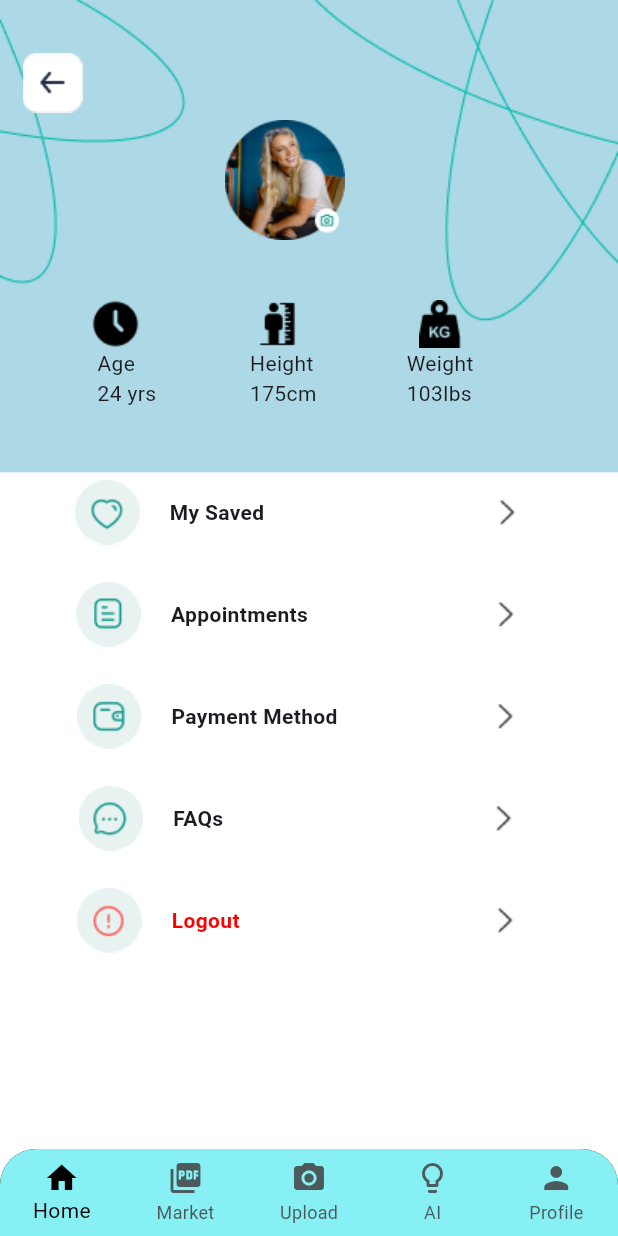
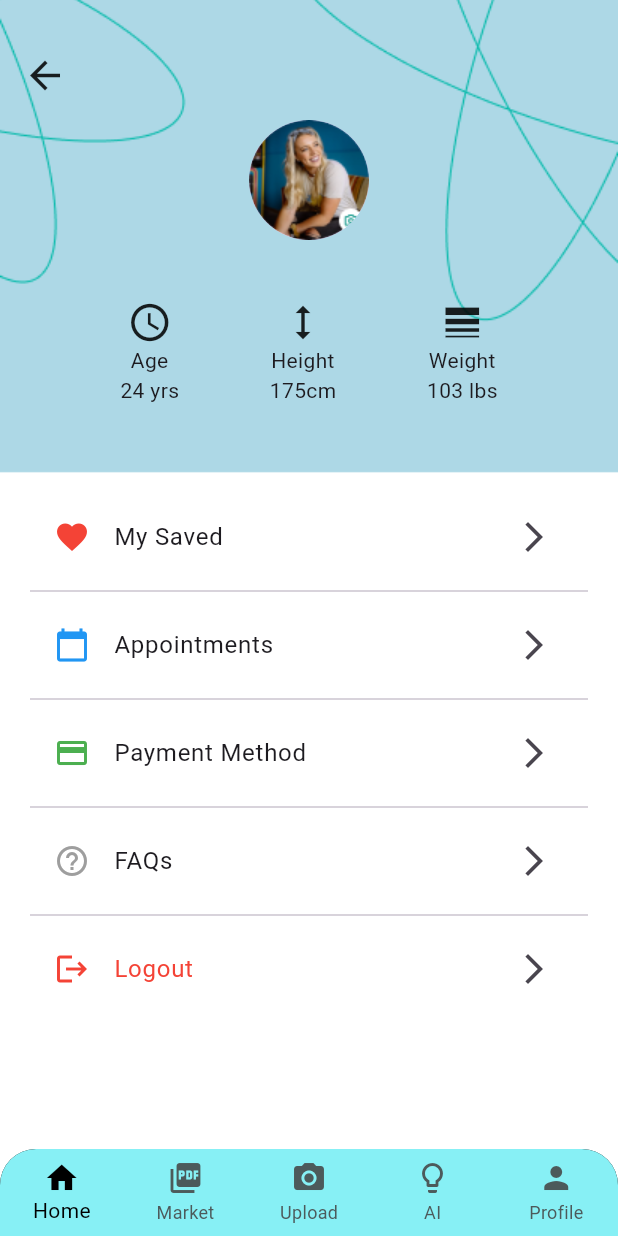
Before and after one commit to HeshanNavindu-7/MedAssist-frontend, a Flutter app: the ProfilePage screen opened directly, on a phone screen of 412 x 824 dp. Run offline on Flutter 3.47's test engine with Material 3 defaults, Android fonts, the phone set to English and light mode, and no system bars; our stand-ins replace camera, file_picker; network calls fail; project files that could hold a hidden picture were left out.

Commit message:
design up1.0

```diff
--- a/FrontEnd/lib/screens/ImageUploaderPage.dart
+++ b/FrontEnd/lib/screens/ImageUploaderPage.dart
@@ -30,7 +30,7 @@ class _ImageUploaderState extends State<ImageUploader> {
   }
 
   Future<void> _fetchUserId() async {
-    final response = await http.get(Uri.parse('http://10.0.2.2:8000/users/'));
+    final response = await http.get(Uri.parse('http://192.168.8.135/users/'));
 
     if (response.statusCode == 200) {
       final Map<String, dynamic> data = jsonDecode(response.body);
--- a/FrontEnd/lib/screens/medassistai.dart
+++ b/FrontEnd/lib/screens/medassistai.dart
@@ -40,6 +40,7 @@ class _MedAssistAiState extends State<MedAssistAi> {
   Widget build(BuildContext context) {
     return Scaffold(
       appBar: AppBar(
+        backgroundColor: const Color.fromARGB(255, 173, 216, 230),
         title: const Text('MedAssist AI'),
         centerTitle: true,
         leading: IconButton(
--- a/FrontEnd/lib/screens/pdfuploader.dart
+++ b/FrontEnd/lib/screens/pdfuploader.dart
@@ -171,7 +171,9 @@ class _PdfUploaderState extends State<PdfUploader> {
   Widget build(BuildContext context) {
     return Scaffold(
       appBar: AppBar(
-        title: Text('Camera and PDF Uploader'),
+        backgroundColor: const Color.fromARGB(255, 173, 216, 230),
+        centerTitle: true,
+        title: Text(' PDF Uploader'),
       ),
       body: Center(
         child: isLoading
--- a/FrontEnd/lib/screens/profilepage.dart
+++ b/FrontEnd/lib/screens/profilepage.dart
@@ -41,25 +41,19 @@ class ProfilePageState extends State<ProfilePage> {
   }
 
   Future<void> _handleLogout(BuildContext context) async {
-    // Your backend logout URL
     const String logoutUrl = 'http://192.168.8.135:8000/log-out/';
 
     try {
-      // Make POST request to logout URL
       final response = await http.post(Uri.parse(logoutUrl));
 
-      // Check if request was successful
       if (response.statusCode == 200) {
-        // Parse the response message
         final responseData = jsonDecode(response.body);
         final message = responseData['success'];
 
-        // Show the response message
         ScaffoldMessenger.of(context).showSnackBar(SnackBar(
           content: Text(message),
         ));
 
-        // Navigate back to the sign-up page
         Navigator.pushReplacement(
           context,
           MaterialPageRoute(
@@ -67,14 +61,12 @@ class ProfilePageState extends State<ProfilePage> {
           ),
         );
       } else {
-        // Show error message if request fails
         ScaffoldMessenger.of(context).showSnackBar(const SnackBar(
           content: Text('Failed to logout. Please try again.'),
         ));
       }
     } catch (e) {
       print(e);
-      // Show error message if an exception occurs
       ScaffoldMessenger.of(context).showSnackBar(SnackBar(
         content: Text('An error occurred: $e'),
       ));
@@ -94,92 +86,69 @@ class ProfilePageState extends State<ProfilePage> {
         ),
         child: Stack(
           children: [
-            // Navigation Bar
             Positioned(
               bottom: 0,
               left: 0,
               right: 0,
               child: CustomBottomNavigationBar(),
             ),
-            // Girl photo and name
             Positioned(
               top: 80,
-              left: 150,
-              child: GestureDetector(
-                onTap: () {
-                  Navigator.pushReplacement(
-                    context,
-                    MaterialPageRoute(
-                      builder: (context) => const Profile(),
-                    ),
-                  );
-                },
-                child: Image(image: AssetImage('assets/profilegirl.png')),
-              ),
-            ),
-
-            Positioned(
-              top: 170,
               left: 0,
               right: 0,
               child: Column(
                 crossAxisAlignment: CrossAxisAlignment.center,
                 children: [
+                  CircleAvatar(
+                    radius: 40,
+                    backgroundImage: AssetImage(
+                        'assets/profilegirl.png'), // Use an icon if you want to remove this image
+                  ),
+                  const SizedBox(height: 10),
                   Text(
                     userName ?? '',
-                    textAlign: TextAlign.center,
-                    style: const TextStyle(fontWeight: FontWeight.bold),
+                    style: const TextStyle(
+                      fontWeight: FontWeight.bold,
+                      fontSize: 18,
+                    ),
                   ),
                 ],
               ),
             ),
-            // Icons
             const Positioned(
               top: 200,
               left: 50,
+              right: 50,
               child: Row(
+                mainAxisAlignment: MainAxisAlignment.spaceAround,
                 children: [
                   Column(
                     children: [
-                      Padding(
-                        padding: EdgeInsets.only(top: 0),
-                        child: Image(image: AssetImage('assets/clock 1.png')),
-                      ),
-                      Text('    Age\n    24 yrs'),
+                      Icon(Icons.access_time, size: 30),
+                      Text('Age\n24 yrs', textAlign: TextAlign.center),
                     ],
-                  ),
-                  SizedBox(
-                    width: 55,
                   ),
                   Column(
                     children: [
-                      Padding(
-                        padding: EdgeInsets.only(top: 0),
-                        child: Image(image: AssetImage('assets/height 2.png')),
-                      ),
-                      Text('  Height\n  175cm'),
+                      Icon(Icons.height, size: 30),
+                      Text('Height\n175cm', textAlign: TextAlign.center),
                     ],
-                  ),
-                  SizedBox(
-                    width: 60,
                   ),
                   Column(
                     children: [
-                      Padding(
-                        padding: EdgeInsets.only(top: 0),
-                        child: Image(image: AssetImage('assets/weight 1.png')),
-                      ),
-                      Text('Weight\n103lbs'),
+                      Icon(Icons.line_weight, size: 30),
+                      Text('Weight\n103 lbs', textAlign: TextAlign.center),
                     ],
                   ),
                 ],
               ),
             ),
             Positioned(
-              top: 320,
+              top: 330,
+              left: 20,
+              right: 20,
               child: Column(
                 children: [
-                  // My Saved Part
                   GestureDetector(
                     onTap: () {
                       Navigator.pushReplacement(
@@ -189,34 +158,15 @@ class ProfilePageState extends State<ProfilePage> {
                         ),
                       );
                     },
-                    child: const Row(
-                      children: [
-                        SizedBox(
-                          width: 50,
-                        ),
-                        Image(
-                          image: AssetImage('assets/Heart.png'),
-                        ),
-                        SizedBox(
-                          width: 20,
-                        ),
-                        Text(
-                          'My Saved',
-                          style: TextStyle(fontWeight: FontWeight.bold),
-                        ),
-                        SizedBox(
-                          width: 150,
-                        ),
-                        Image(
-                          image: AssetImage('assets/Arrow.png'),
-                        ),
-                      ],
+                    child: const ListTile(
+                      leading: Icon(Icons.favorite, color: Colors.red),
+                      title: Text(
+                        'My Saved',
+                      ),
+                      trailing: Icon(Icons.arrow_forward_ios),
                     ),
                   ),
-                  const SizedBox(
-                    height: 25,
-                  ),
-                  // Appointment Part
+                  const Divider(),
                   GestureDetector(
                     onTap: () {
                       Navigator.pushReplacement(
@@ -226,34 +176,15 @@ class ProfilePageState extends State<ProfilePage> {
                         ),
                       );
                     },
-                    child: const Row(
-                      children: [
-                        SizedBox(
-                          width: 50,
-                        ),
-                        Image(
-                          image: AssetImage('assets/Appointments.png'),
-                        ),
-                        SizedBox(
-                          width: 20,
-                        ),
-                        Text(
-                          'Appointments',
-                          style: TextStyle(fontWeight: FontWeight.bold),
-                        ),
-                        SizedBox(
-                          width: 120,
-                        ),
-                        Image(
-                          image: AssetImage('assets/Arrow.png'),
-                        ),
-                      ],
+                    child: const ListTile(
+                      leading: Icon(Icons.calendar_today, color: Colors.blue),
+                      title: Text(
+                        'Appointments',
+                      ),
+                      trailing: Icon(Icons.arrow_forward_ios),
                     ),
                   ),
-                  const SizedBox(
-                    height: 25,
-                  ),
-                  // Payment Method
+                  const Divider(),
                   GestureDetector(
                     onTap: () {
                       Navigator.pushReplacement(
@@ -263,34 +194,15 @@ class ProfilePageState extends State<ProfilePage> {
                         ),
                       );
                     },
-                    child: const Row(
-                      children: [
-                        SizedBox(
-                          width: 50,
-                        ),
-                        Image(
-                          image: AssetImage('assets/Payment.png'),
-                        ),
-                        SizedBox(
-                          width: 20,
-                        ),
-                        Text(
-                          'Payment Method',
-                          style: TextStyle(fontWeight: FontWeight.bold),
-                        ),
-                        SizedBox(
-                          width: 100,
-                        ),
-                        Image(
-                          image: AssetImage('assets/Arrow.png'),
-                        ),
-                      ],
+                    child: const ListTile(
+                      leading: Icon(Icons.payment, color: Colors.green),
+                      title: Text(
+                        'Payment Method',
+                      ),
+                      trailing: Icon(Icons.arrow_forward_ios),
                     ),
                   ),
-                  const SizedBox(
-                    height: 25,
-                  ),
-                  // FAQs
+                  const Divider(),
                   GestureDetector(
                     onTap: () {
                       Navigator.pushReplacement(
@@ -300,73 +212,33 @@ class ProfilePageState extends State<ProfilePage> {
                         ),
                       );
                     },
-                    child: const Row(
-                      children: [
-                        SizedBox(
-                          width: 50,
-                        ),
-                        Image(
-                          image: AssetImage('assets/Faqs.png'),
-                        ),
-                        SizedBox(
-                          width: 20,
-                        ),
-                        Text(
-                          'FAQs',
-                          style: TextStyle(fontWeight: FontWeight.bold),
-                        ),
-                        SizedBox(
-                          width: 175,
-                        ),
-                        Image(
-                          image: AssetImage('assets/Arrow.png'),
-                        ),
-                      ],
+                    child: const ListTile(
+                      leading: Icon(Icons.help_outline, color: Colors.grey),
+                      title: Text(
+                        'FAQs',
+                      ),
+                      trailing: Icon(Icons.arrow_forward_ios),
                     ),
                   ),
-                  const SizedBox(
-                    height: 25,
-                  ),
-                  // LogOut
-                  Row(
-                    children: [
-                      const SizedBox(
-                        width: 50,
-                      ),
-                      GestureDetector(
-                        onTap: () {
-                          _handleLogout(context);
-                        },
-                        child: const Row(
-                          children: [
-                            Image(
-                              image: AssetImage('assets/Logout.png'),
-                            ),
-                            SizedBox(
-                              width: 20,
-                            ),
-                            Text(
-                              'Logout',
-                              style: TextStyle(
-                                color: Color.fromARGB(255, 251, 0, 0),
-                                fontWeight: FontWeight.bold,
-                              ),
-                            ),
-                            SizedBox(
-                              width: 165,
-                            ),
-                            Image(
-                              image: AssetImage('assets/Arrow.png'),
-                            ),
-                          ],
+                  const Divider(),
+                  GestureDetector(
+                    onTap: () {
+                      _handleLogout(context);
+                    },
+                    child: const ListTile(
+                      leading: Icon(Icons.logout, color: Colors.red),
+                      title: Text(
+                        'Logout',
+                        style: TextStyle(
+                          color: Colors.red,
                         ),
                       ),
-                    ],
+                      trailing: Icon(Icons.arrow_forward_ios),
+                    ),
                   ),
                 ],
               ),
             ),
-            // Back Button
             Positioned(
               top: 35,
               left: 15,
@@ -379,9 +251,7 @@ class ProfilePageState extends State<ProfilePage> {
                     ),
                   );
                 },
-                child: const Image(
-                  image: AssetImage('assets/back.png'),
-                ),
+                child: const Icon(Icons.arrow_back, size: 30),
               ),
             ),
           ],
--- a/FrontEnd/lib/screens/signInPage.dart
+++ b/FrontEnd/lib/screens/signInPage.dart
@@ -180,11 +180,14 @@ class _SignUpPageState extends State<SignInPage> {
                       ),
                     ),
                   ),
-                  const SizedBox(height: 20),
+                  const SizedBox(height: 5),
                   Row(
                     mainAxisAlignment: MainAxisAlignment.spaceBetween,
                     children: [
-                      Row(
+                      Padding(
+                        padding: const EdgeInsets.only(
+                            left: 25.0), // Add margin on the left
+                        child: Row(
                           children: [
                             Checkbox(
                               value: isChecked,
@@ -197,12 +200,17 @@ class _SignUpPageState extends State<SignInPage> {
                             const Text('Remember Me'),
                           ],
                         ),
-                      const Text(
+                      ),
+                      Padding(
+                        padding: const EdgeInsets.only(
+                            right: 30.0), // Add margin on the right
+                        child: const Text(
                           'Forgot Password?',
                           style: TextStyle(
                             color: Color.fromARGB(255, 18, 76, 236),
                             decoration: TextDecoration.underline,
                             decorationColor: Color.fromARGB(255, 18, 76, 236),
+                          ),
                         ),
                       ),
                     ],
@@ -226,7 +234,7 @@ class _SignUpPageState extends State<SignInPage> {
                     //end of the testing code
 
                     style: ElevatedButton.styleFrom(
-                      backgroundColor: Color.fromARGB(255, 30, 71, 255),
+                      backgroundColor: Color.fromARGB(255, 0, 7, 81),
                       shape: RoundedRectangleBorder(
                         borderRadius:
                             BorderRadius.circular(10), // Border radius
@@ -246,7 +254,7 @@ class _SignUpPageState extends State<SignInPage> {
                       children: [
                         const SizedBox(width: 80),
                         const Text("Don't have an account?"),
-                        const SizedBox(width: 20),
+                        const SizedBox(width: 10),
                         GestureDetector(
                           onTap: () {
                             Navigator.push(
--- a/FrontEnd/pubspec.yaml
+++ b/FrontEnd/pubspec.yaml
@@ -42,6 +42,7 @@ dependencies:
   path_provider: ^2.0.11
   intl: ^0.19.0
   permission_handler: ^11.2.0
+  flutter_secure_storage: ^9.2.2
 
 #  google_fonts: ^6.2.1
 
```
Also changed, not shown: FrontEnd/pubspec.lock, 5 other files. Lines whose indentation alone changed are shown as unchanged.
